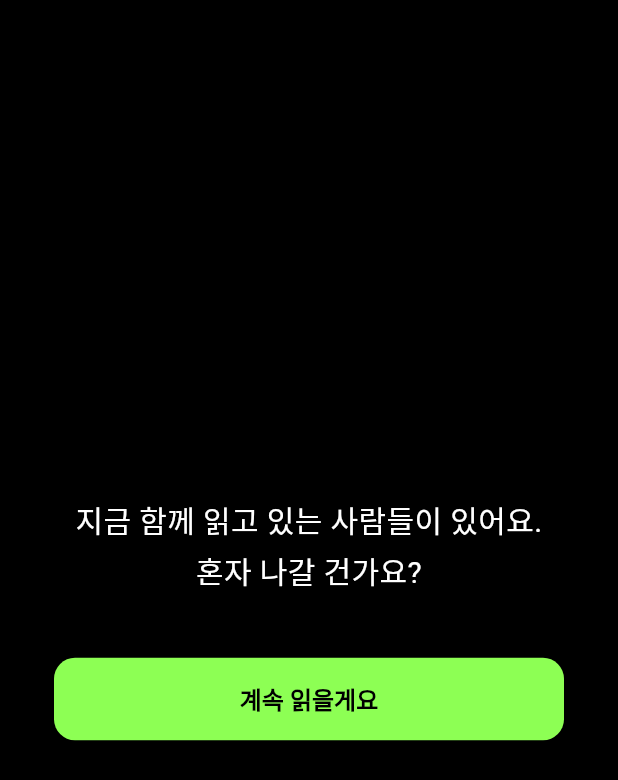
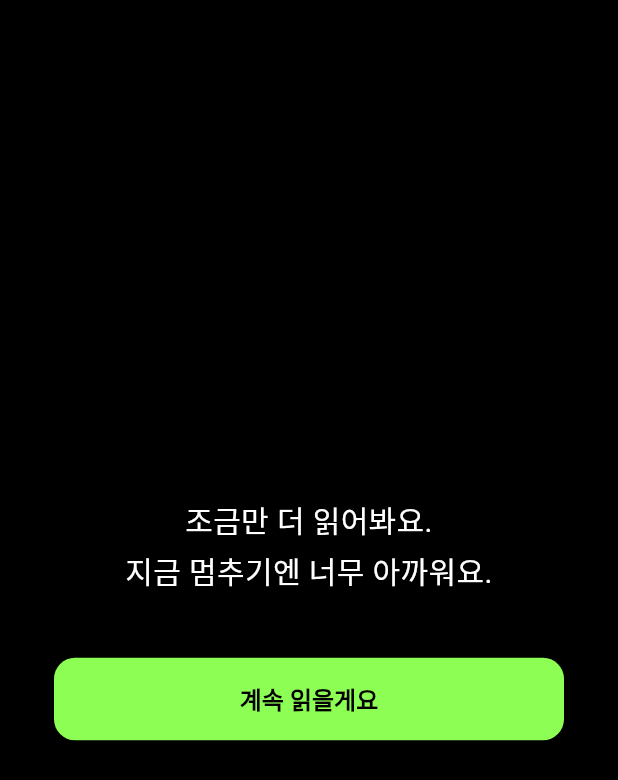
Before and after one commit to choys9662-create/chorok_mvp, a Flutter app: the EscapeAttackOverlay widget shown alone on an empty page, opened directly with empty values, on a phone screen of 412 x 824 dp. Shown: the top 780 px of the screen. Run offline on Flutter 3.47's test engine with Material 3 defaults, Android fonts, the phone set to English and light mode, and no system bars; our stand-ins replace app_links, cached_network_image, camera, figma_squircle, fl_chart, flutter_dotenv and 11 more; missing offline and left inert: mobile_scanner; accounts and stored records are empty; Roboto replaces fonts that are missing (조선굴림체); project files that could hold a hidden picture were left out.

Commit message:
feat: 듀오링고식 수동공격(passive-aggressive) 시스템
유저가 안 읽을 때 죄책감을 자극하는 PassiveAggroEngine 도입.
ReadingInsightEngine(격려)의 반대편 톤 엔진.

- PassiveAggroEngine: 4개 트리거(세션이탈/N일방치/스트릭위험/이웃비교)
  메시지 풀 + selectTrigger 우선순위·24h 쿨다운 빈도제한
- 세션 이탈 오버레이 문구를 엔진(sessionEscape)으로 일원화
- 홈 PassiveAggroCard: streak·weeklyMinutes provider 재사용으로
  디자인 앱(mock)/테스트 앱(real) 자동 분기
- 단위 테스트 13개 (메시지 결정성·트리거 우선순위·쿨다운)

톤 가드레일: 능청스럽게 콕 찌르는 정도까지만, 비난·수치심 금지.
이웃 비교는 실데이터 provider 미연동이라 mock에서만 노출.
로컬 푸시 알림 채널은 flutter_local_notifications 의존이라 후속 작업.

Co-Authored-By: Claude Opus 4.8 <noreply@anthropic.com>

```diff
--- a/lib/features/forest/widget/escape_attack_overlay.dart
+++ b/lib/features/forest/widget/escape_attack_overlay.dart
@@ -4,17 +4,14 @@ import 'package:flutter/material.dart';
 import 'package:flutter/services.dart';
 
 import '../../../core/theme/app_theme.dart';
+import '../../../shared/utils/passive_aggro_engine.dart';
 
 const _kFont = '조선굴림체';
 
 enum EscapeAttackTrigger { escapeAttempt, backgroundReturn }
 
-const _kEscapeMessages = [
-  '조금만 더 읽어봐요.\n지금 멈추기엔 너무 아까워요.',
-  '지금 함께 읽고 있는 사람들이 있어요.\n혼자 나갈 건가요?',
-  '오늘 기록이 완성되지 않아요.\n여기서 멈추면 안 돼요.',
-];
-
+// 이탈 시도 문구는 PassiveAggroEngine(sessionEscape)로 일원화한다.
+// 복귀 환영 문구는 공격이 아니라 환영 톤이므로 여기에 유지한다.
 const _kReturnMessages = [
   '돌아왔군요. 계속 읽어봐요.',
   '다시 돌아왔어요. 잠깐이었길 바라요.',
@@ -34,12 +31,13 @@ class EscapeAttackOverlay extends StatelessWidget {
   });
 
   String _pickMessage() {
-    final rng = Random();
     return switch (trigger) {
-      EscapeAttackTrigger.escapeAttempt =>
-        _kEscapeMessages[rng.nextInt(_kEscapeMessages.length)],
+      EscapeAttackTrigger.escapeAttempt => PassiveAggroEngine.messageFor(
+        AggroTrigger.sessionEscape,
+        const AggroContext(),
+      ),
       EscapeAttackTrigger.backgroundReturn =>
-        _kReturnMessages[rng.nextInt(_kReturnMessages.length)],
+        _kReturnMessages[Random().nextInt(_kReturnMessages.length)],
     };
   }
 
--- a/lib/features/home/screen/home_screen.dart
+++ b/lib/features/home/screen/home_screen.dart
@@ -10,6 +10,7 @@ import '../widget/recommended_books_section.dart';
 import '../widget/wishlist_section.dart';
 import '../widget/home_app_bar.dart';
 import '../widget/streak_banner.dart';
+import '../widget/passive_aggro_card.dart';
 import '../widget/feed_highlight_section.dart';
 import '../widget/time_capsule_section.dart';
 
@@ -51,6 +52,8 @@ class HomeScreen extends ConsumerWidget {
               slivers: [
                 // 스트릭 배너 (2일 이상일 때만 렌더링, 내부에서 days < 2 체크)
                 SliverToBoxAdapter(child: StreakBanner()),
+                // 수동공격 카드 (안 읽음·스트릭 위험·이웃 비교 시에만 내부에서 렌더링)
+                const SliverToBoxAdapter(child: PassiveAggroCard()),
                 // ① 이번 주 독서 현황
                 SliverToBoxAdapter(
                   child: Padding(
--- /dev/null
+++ b/lib/shared/utils/passive_aggro_engine.dart
@@ -0,0 +1,160 @@
+import 'dart:math';
+
+/// 수동공격(passive-aggressive) 트리거 유형
+///
+/// [ReadingInsightEngine]가 "격려" 톤이라면, 이 엔진은 그 반대편 —
+/// 유저가 읽지 않을 때 죄책감을 자극하는 "능청스럽고 짓궂은" 톤을 담당한다.
+enum AggroTrigger {
+  sessionEscape, // 독서 세션 중 이탈
+  idleDays, // 며칠째 안 읽음
+  streakRisk, // 연속 독서일이 끊기기 직전
+  neighborCompare, // 숲벗은 읽었는데 나는 안 읽음
+}
+
+/// 수동공격 판정·문구 생성을 위한 입력 컨텍스트
+class AggroContext {
+  /// 오늘 한 번이라도 독서했는지
+  final bool readToday;
+
+  /// 마지막 독서일로부터 경과한 일수 (0이면 오늘/어제 읽음)
+  final int idleDays;
+
+  /// 현재 연속 독서 일수
+  final int streakDays;
+
+  /// 오늘 읽은 숲벗(이웃)의 닉네임. 없으면 null
+  final String? neighborName;
+
+  const AggroContext({
+    this.readToday = false,
+    this.idleDays = 0,
+    this.streakDays = 0,
+    this.neighborName,
+  });
+}
+
+/// 수동공격 메시지 엔진
+///
+/// 톤 가드레일: 듀오링고 부엉이처럼 "능청스럽게 콕 찌르는" 정도까지만 허용한다.
+/// 진짜 비난·모욕·수치심 유발은 금지 — 핵심 타겟(종인이: 읽고 싶지만 실천 못 하는
+/// 사람)을 떠나게 만들기 때문이다. 강도는 단계가 있되 상한선을 둔다.
+class PassiveAggroEngine {
+  PassiveAggroEngine._();
+
+  /// 같은 트리거를 다시 띄우기까지의 최소 간격 (스팸 방지)
+  static const Duration cooldown = Duration(hours: 24);
+
+  /// streakRisk가 발동하기 위한 최소 연속 일수 (1일은 지킬 게 약하므로 제외)
+  static const int _minStreakForRisk = 2;
+
+  /// idleDays가 발동하기 위한 최소 방치 일수
+  static const int _minIdleDays = 2;
+
+  // ─── 메시지 풀 ──────────────────────────────────────────────────
+  // 듀오링고 톤: 가볍게 콕 찌르되, 떠나게 만들지 않는다.
+
+  static const _escapeMessages = [
+    '조금만 더 읽어봐요.\n지금 멈추기엔 너무 아까워요.',
+    '지금 함께 읽고 있는 사람들이 있어요.\n혼자 나갈 건가요?',
+    '오늘 기록이 완성되지 않아요.\n여기서 멈추면 안 돼요.',
+    '5분만요. 딱 5분만 더 있어봐요.',
+    '책장이 닫히려 해요.\n다시 펼쳐줄 사람은 당신뿐이에요.',
+  ];
+
+  // idleDays — 가벼운 단계 (1~2일)
+  static const _idleSoftMessages = [
+    '하루 쉬는 거예요, 아니면 그만두는 거예요?',
+    '책이 당신을 기다리고 있어요. 잠깐 들여다볼까요?',
+    '어제 못 읽은 페이지가 아직 그대로예요.',
+    '딱 한 문장만 읽어도 괜찮아요. 시작이 어려울 뿐이죠.',
+  ];
+
+  // idleDays — 진한 단계 (3일+)
+  static const _idleHardMessages = [
+    '책이 {days}일째 같은 페이지에 멈춰 있어요.',
+    '{days}일 동안 한 줄도 안 읽었네요. 책이 삐졌을지도 몰라요.',
+    '{days}일째 책장이 그대로예요. 우리, 아직 친구 맞죠?',
+    '솔직히 말할게요. {days}일이면 슬슬 잊고 있는 거예요.',
+  ];
+
+  static const _streakRiskMessages = [
+    '{streak}일 연속이 오늘 끊겨요. 5분이면 지켜요.',
+    '{streak}일 동안 쌓은 기록, 오늘 하루로 무너뜨릴 건가요?',
+    '오늘 안 읽으면 {streak}일 연속이 0이 돼요. 정말 괜찮아요?',
+    '{streak}일을 지켜온 당신이에요. 오늘도 할 수 있어요.',
+  ];
+
+  static const _neighborMessages = [
+    '숲벗 {name}님은 오늘 읽었어요. 당신은요?',
+    '{name}님의 숲은 오늘도 자랐어요. 당신의 숲은 그대로네요.',
+    '{name}님이 방금 초서를 남겼어요. 당신 차례 아닐까요?',
+    '{name}님은 읽는 중이에요. 혼자 두지 말아요.',
+  ];
+
+  /// 트리거와 컨텍스트로 수동공격 문구를 생성한다.
+  ///
+  /// [rng]를 주입하면 메시지 선택을 결정적으로 만들 수 있다 (테스트용).
+  static String messageFor(
+    AggroTrigger trigger,
+    AggroContext ctx, {
+    Random? rng,
+  }) {
+    final r = rng ?? Random();
+    String pick(List<String> pool) => pool[r.nextInt(pool.length)];
+
+    switch (trigger) {
+      case AggroTrigger.sessionEscape:
+        return pick(_escapeMessages);
+
+      case AggroTrigger.idleDays:
+        if (ctx.idleDays >= 3) {
+          return pick(_idleHardMessages).replaceAll('{days}', '${ctx.idleDays}');
+        }
+        return pick(_idleSoftMessages);
+
+      case AggroTrigger.streakRisk:
+        return pick(_streakRiskMessages).replaceAll('{streak}', '${ctx.streakDays}');
+
+      case AggroTrigger.neighborCompare:
+        final name = ctx.neighborName ?? '숲벗';
+        return pick(_neighborMessages).replaceAll('{name}', name);
+    }
+  }
+
+  /// 지금 어떤 수동공격을 띄울지 판정한다. 띄우지 않으면 null.
+  ///
+  /// 우선순위: streakRisk > idleDays > neighborCompare
+  /// (지킬 게 가장 임박한 것부터)
+  ///
+  /// [lastShownAt]이 [cooldown] 안이면 스팸 방지를 위해 무조건 null.
+  static AggroTrigger? selectTrigger(
+    AggroContext ctx, {
+    required DateTime? lastShownAt,
+    required DateTime now,
+  }) {
+    // 오늘 이미 읽었으면 공격 불필요
+    if (ctx.readToday) return null;
+
+    // 빈도 제한 — 마지막 공격 이후 쿨다운이 안 지났으면 침묵
+    if (lastShownAt != null && now.difference(lastShownAt) < cooldown) {
+      return null;
+    }
+
+    // ① 스트릭 끊기기 직전 (가장 잃을 게 큼)
+    if (ctx.streakDays >= _minStreakForRisk) {
+      return AggroTrigger.streakRisk;
+    }
+
+    // ② N일 방치
+    if (ctx.idleDays >= _minIdleDays) {
+      return AggroTrigger.idleDays;
+    }
+
+    // ③ 오늘 읽은 이웃이 있음
+    if (ctx.neighborName != null) {
+      return AggroTrigger.neighborCompare;
+    }
+
+    return null;
+  }
+}
```
Also changed, not shown: lib/features/home/widget/passive_aggro_card.dart (added, +127 -0 lines), 1 other file.
